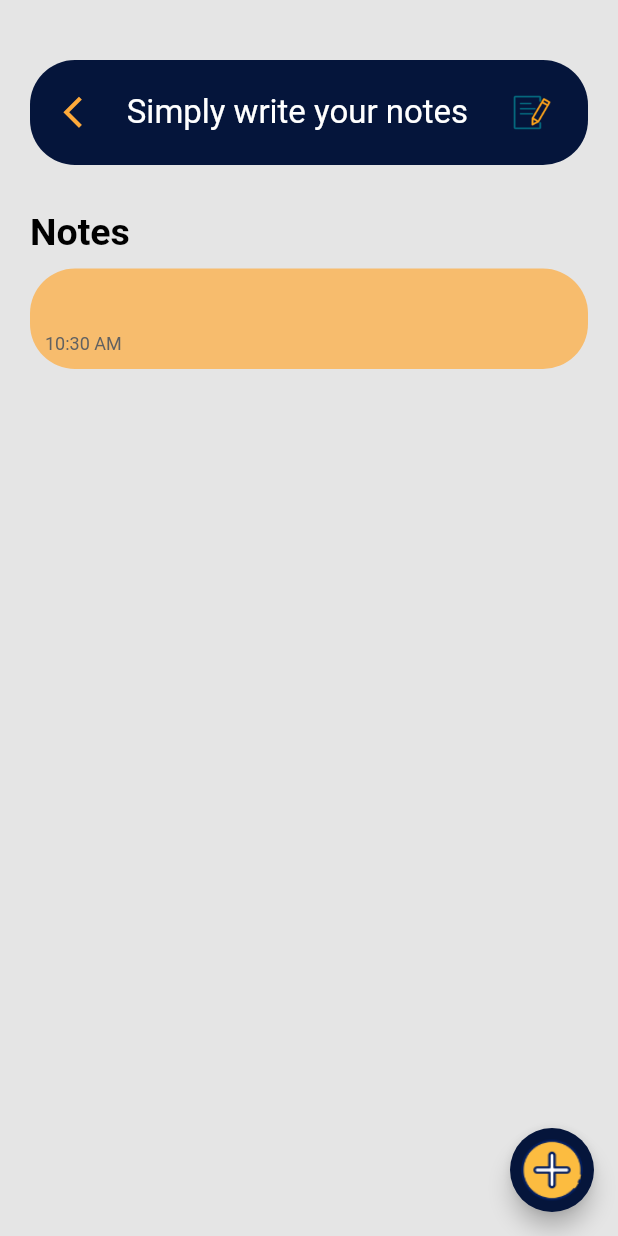
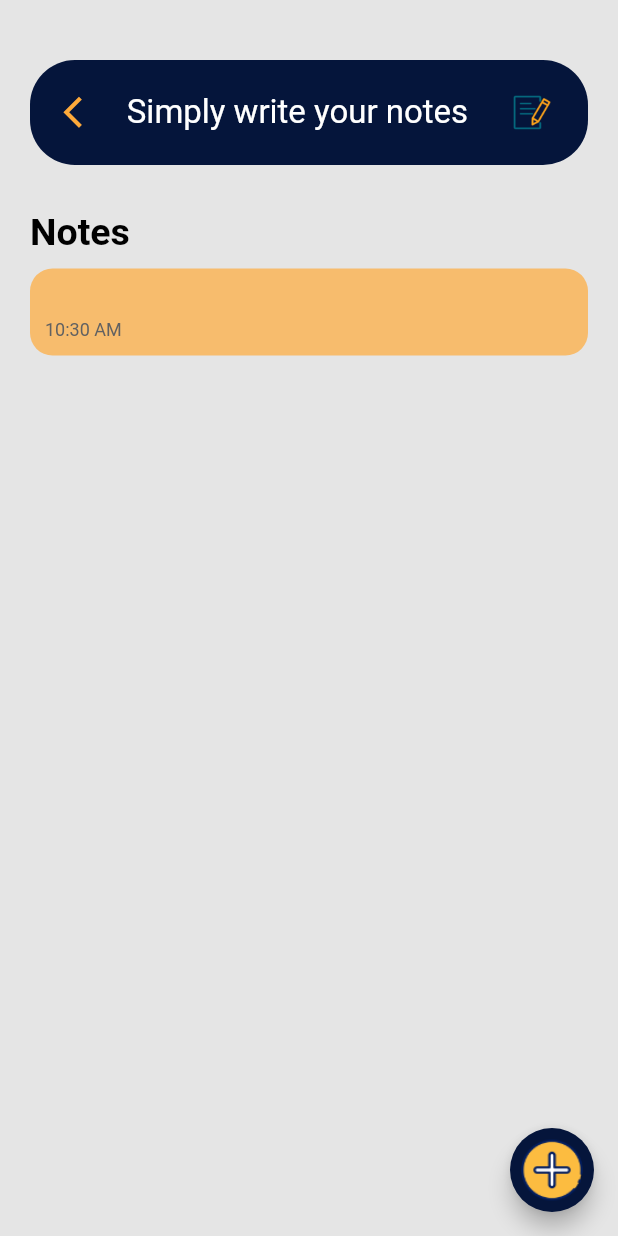
Before and after one commit to rokaia-ahmed/todo_app, a Flutter app: the AddNotesScreen screen opened directly, after a tap on "Save Notes", on a phone screen of 412 x 824 dp. Run offline on Flutter 3.47's test engine with Material 2 defaults, Android fonts, the phone set to English and light mode, and no system bars; our stand-ins replace flutter_bloc, fluttertoast, sqflite; accounts and stored records are empty.

Commit message:
solve problems

```diff
--- a/lib/main.dart
+++ b/lib/main.dart
@@ -2,7 +2,7 @@ import 'package:flutter/material.dart';
 import 'package:flutter_bloc/flutter_bloc.dart';
 import 'package:to_do_app/modules/notes/cubit/cubit.dart';
 import 'package:to_do_app/modules/notes/cubit/states.dart';
-import 'package:to_do_app/modules/splash_screen.dart';
+import 'package:to_do_app/modules/splash/splash_screen.dart';
 import 'modules/Tasks/cubit/cubit.dart';
 import 'modules/Tasks/cubit/state.dart';
 
--- a/lib/modules/notes/add_notes.dart
+++ b/lib/modules/notes/screens/add_notes.dart
@@ -2,13 +2,16 @@ import 'package:flutter/material.dart';
 import 'package:flutter_bloc/flutter_bloc.dart';
 import 'package:to_do_app/modules/notes/cubit/cubit.dart';
 import 'package:to_do_app/modules/notes/cubit/states.dart';
-import 'package:to_do_app/modules/notes/home_notes.dart';
-import 'package:to_do_app/shared/components.dart';
+import 'package:to_do_app/modules/notes/screens/home_notes.dart';
 
-import '../../shared/colors.dart';
+import '../../../core/colors.dart';
+import '../../../core/components.dart';
+
 
 class AddNotesScreen extends StatelessWidget {
-   TextEditingController textController = TextEditingController();
+  AddNotesScreen({super.key});
+  final TextEditingController textController =
+  TextEditingController();
   @override
   Widget build(BuildContext context) {
     return BlocConsumer<NotesCubit,NotesStates>(
@@ -23,7 +26,7 @@ class AddNotesScreen extends StatelessWidget {
               child: SingleChildScrollView(
                 child: Column(
                   children: [
-                    Center(
+                    const Center(
                       child: Text('Add Notes',
                         style: TextStyle(
                           color: Colors.white,
@@ -31,11 +34,20 @@ class AddNotesScreen extends StatelessWidget {
                         ),
                       ),
                     ),
-                    SizedBox(height: 30),
+                    const SizedBox(height: 30),
                     Container(
                       width: double.infinity,
                       height: 400,
                       padding: const EdgeInsets.all(15) ,
+                      decoration:const BoxDecoration(
+                        color: Colors.white,
+                        borderRadius: BorderRadius.only(
+                          topLeft: Radius.circular(10),
+                          topRight: Radius.circular(10),
+                          bottomRight: Radius.circular(30),
+                          bottomLeft: Radius.circular(10),
+                        ),
+                      ) ,
                       child: Column(
                         crossAxisAlignment: CrossAxisAlignment.start,
                         children: [
@@ -45,7 +57,7 @@ class AddNotesScreen extends StatelessWidget {
                             fontWeight: FontWeight.bold,
                             color:kPrimaryBlue ,
                             icon: Icons.push_pin,
-                            hintStyle: TextStyle(
+                            hintStyle: const TextStyle(
                               color: Colors.grey,
                               fontSize: 30,
                             ),
@@ -63,30 +75,21 @@ class AddNotesScreen extends StatelessWidget {
                           ),
                         ],
                       ),
-                      decoration:BoxDecoration(
-                        color: Colors.white,
-                        borderRadius: BorderRadius.only(
-                          topLeft: Radius.circular(10),
-                          topRight: Radius.circular(10),
-                          bottomRight: Radius.circular(30),
-                          bottomLeft: Radius.circular(10),
-                        ),
-                      ) ,
                     ),
-                    SizedBox(height: 30),
+                    const SizedBox(height: 30),
                     buildButton(onPressed: (){
                       cubit.insertDatabase(
                         title:textController.text,
                         time: TimeOfDay.now().format(context).toString(),
                       ).then((value){
-                        navigateTo(context: context, screen:HomeNotes());
+                        navigateTo(context: context, screen:const HomeNotes());
                       });
                     },
                       height: 40,
                       width:290 ,
                       text: 'Save Notes',
                     ),
-                    SizedBox(height: 80),
+                    const SizedBox(height: 80),
                     buildLogo(),
                   ],
                 ),
--- a/lib/modules/notes/home_notes.dart
+++ b/lib/modules/notes/screens/home_notes.dart
@@ -1,12 +1,12 @@
 import 'package:flutter/material.dart';
 import 'package:flutter_bloc/flutter_bloc.dart';
-import 'package:to_do_app/modules/notes/add_notes.dart';
+import 'package:to_do_app/modules/notes/screens/add_notes.dart';
 import 'package:to_do_app/modules/notes/cubit/cubit.dart';
 import 'package:to_do_app/modules/notes/cubit/states.dart';
-import 'package:to_do_app/modules/notes/update_notes.dart';
-import '../../shared/colors.dart';
-import '../../shared/components.dart';
-import '../welcomeScreen.dart';
+import 'package:to_do_app/modules/notes/screens/update_notes.dart';
+import '../../../core/colors.dart';
+import '../../../core/components.dart';
+import '../../welcome/screens/welcome_screen.dart';
 import 'delete_note.dart';
 
 
@@ -27,12 +27,16 @@ class HomeNotes extends StatelessWidget {
                 child: Column(
                   crossAxisAlignment: CrossAxisAlignment.start,
                   children: [
-                    SizedBox(
+                    const SizedBox(
                       height:20 ,
                     ),
                     Container(
                       height:70 ,
                       width:double.infinity,
+                      decoration: BoxDecoration(
+                        color: kPrimaryBlue ,
+                        borderRadius: BorderRadius.circular(30),
+                      ),
                       child:Row(
                         mainAxisAlignment: MainAxisAlignment.spaceEvenly,
                         children: [
@@ -41,16 +45,16 @@ class HomeNotes extends StatelessWidget {
                             height: 25,
                             child: IconButton(
                               onPressed:(){
-                                navigateTo(context: context, screen:WelcomeScreen());
+                                navigateTo(context: context, screen:const WelcomeScreen());
                               },
-                              padding: EdgeInsets.all(0.0),
-                              icon: Icon(Icons.arrow_back_ios,
+                              padding: const EdgeInsets.all(0.0),
+                              icon: const Icon(Icons.arrow_back_ios,
                                 size: 25,
                               ),
                               color: kOrange,
                             ),
                           ),
-                          Text('Simply write your notes ' ,
+                          const Text('Simply write your notes ' ,
                             style:TextStyle(
                               color: Colors.white,
                               fontSize: 22,
@@ -61,28 +65,24 @@ class HomeNotes extends StatelessWidget {
                           ),
                         ],
                       ),
-                      decoration: BoxDecoration(
-                        color: kPrimaryBlue ,
-                        borderRadius: BorderRadius.circular(30),
-                      ),
                     ),
-                    SizedBox(
+                    const SizedBox(
                       height:30 ,
                     ),
-                    Text('Notes',
+                    const Text('Notes',
                       style:TextStyle(
                           color: Colors.black,
                           fontSize: 25,
                           fontWeight: FontWeight.bold
                       ) ,
                     ),
-                    SizedBox(
+                    const SizedBox(
                       height:10 ,
                     ),
                     Expanded(
-                      child: (cubit.notes.length >0)? ListView.separated(
+                      child: (cubit.notes.isNotEmpty)? ListView.separated(
                           itemBuilder:(context,index)=>buildNote(context,cubit.notes[index]),
-                          separatorBuilder: (context,index)=> SizedBox(
+                          separatorBuilder: (context,index)=> const SizedBox(
                             height:20 ,
                           ),
                           itemCount:cubit.notes.length)
@@ -123,22 +123,22 @@ class HomeNotes extends StatelessWidget {
         );
       } ,
       child: Container(
-        padding: EdgeInsets.all(10),
+        padding: const EdgeInsets.all(10),
         decoration: BoxDecoration(
         color:kOrange.withOpacity(0.7),
-        borderRadius: BorderRadius.circular(30),
+        borderRadius: BorderRadius.circular(15),
       ),
         child: Column(
           crossAxisAlignment: CrossAxisAlignment.start,
           children: [
             Text( '${note['text']}',
-              style:TextStyle(
+              style:const TextStyle(
                 color: Colors.black,
-                fontSize: 20,
+                fontSize: 16,
               ) ,
             ),
-             SizedBox(
-               height: 10,
+             const SizedBox(
+               height: 5,
              ),
              Text('${note['time']}',
                style:TextStyle(
```
Also changed, not shown: lib/modules/Tasks/screens/add_task_screen.dart (renamed from lib/modules/Tasks/add_task_screen.dart, +33 -29 lines), lib/modules/Tasks/screens/delete_task.dart (renamed from lib/modules/notes/delete_note.dart, +18 -18 lines), lib/modules/Tasks/screens/home_screen.dart (renamed from lib/modules/Tasks/home_Screen.dart, +34 -27 lines), lib/modules/Tasks/screens/show_task.dart (renamed from lib/modules/Tasks/show_task.dart, +17 -17 lines), lib/modules/Tasks/screens/update_tasks.dart (renamed from lib/modules/Tasks/update_tasks.dart, +33 -33 lines), lib/modules/notes/screens/delete_note.dart (renamed from lib/modules/Tasks/delete_task.dart, +17 -17 lines), lib/modules/notes/screens/update_notes.dart (renamed from lib/modules/notes/update_notes.dart, +23 -24 lines), lib/modules/splash/splash_screen.dart (renamed from lib/modules/splash_screen.dart, +8 -6 lines), lib/modules/welcome/screens/welcome_screen.dart (renamed from lib/modules/welcomeScreen.dart, +10 -13 lines), lib/modules/welcome/widgets/switch_screen.dart (renamed from lib/modules/Switch_screen.dart, +13 -13 lines), lib/core/colors.dart (renamed from lib/shared/colors.dart), lib/core/components.dart (renamed from lib/shared/components.dart), pubspec.lock, 1 other file.
